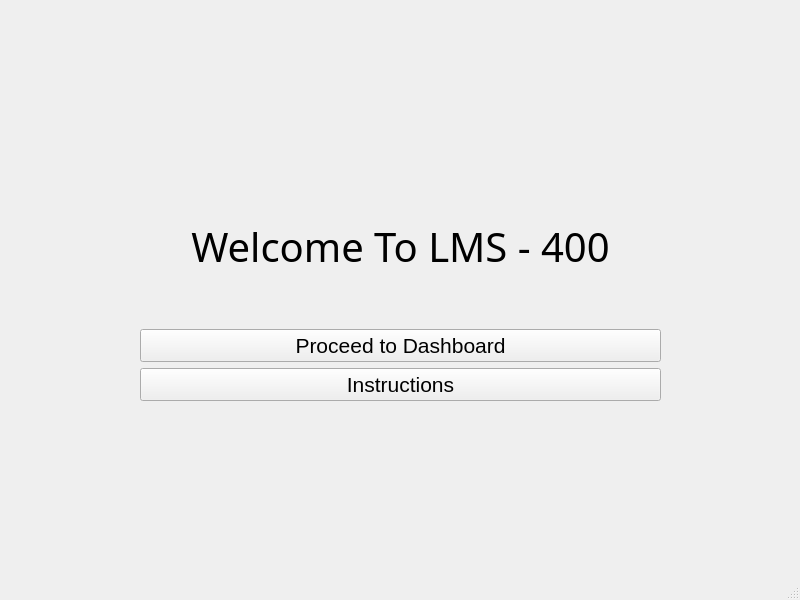
This is ui/Main Window.ui in amazinglySK/lms-400 as Qt 5 draws it before an edit. The edited form follows.
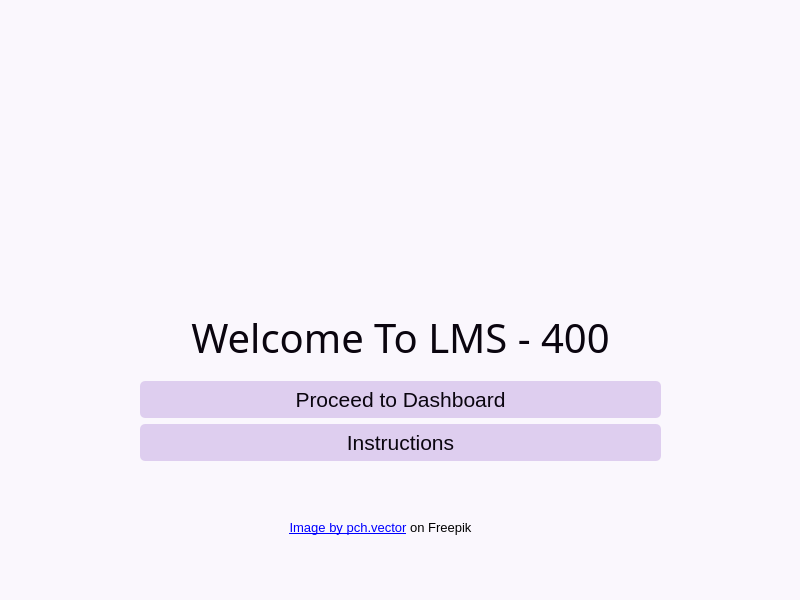
This is the edited form. Icons and pictures are not drawn.

Patch:
```diff
--- a/ui/Main Window.ui
+++ b/ui/Main Window.ui
@@ -19,14 +19,17 @@
   <property name="windowTitle">
    <string>LMS - 400</string>
   </property>
+  <property name="styleSheet">
+   <string notr="true">background-color : #faf7fd; </string>
+  </property>
   <widget class="QWidget" name="centralwidget">
    <widget class="QWidget" name="layoutWidget">
     <property name="geometry">
      <rect>
       <x>140</x>
-      <y>170</y>
+      <y>300</y>
       <width>521</width>
-      <height>231</height>
+      <height>161</height>
      </rect>
     </property>
     <layout class="QVBoxLayout" name="verticalLayout">
@@ -38,6 +41,9 @@
          <pointsize>30</pointsize>
         </font>
        </property>
+       <property name="styleSheet">
+        <string notr="true">color : #0a050f</string>
+       </property>
        <property name="text">
         <string>Welcome To LMS - 400</string>
        </property>
@@ -68,6 +74,9 @@
          <pointsize>16</pointsize>
         </font>
        </property>
+       <property name="styleSheet">
+        <string notr="true">color : #0a050f; border : none; border-radius : 5px; background-color : #deceef; padding : 6px 0;</string>
+       </property>
        <property name="text">
         <string>Proceed to Dashboard</string>
        </property>
@@ -95,6 +104,9 @@
          <pointsize>16</pointsize>
         </font>
        </property>
+       <property name="styleSheet">
+        <string notr="true">color : #0a050f; border : none; border-radius : 5px; background-color : #deceef; padding : 6px 0;</string>
+       </property>
        <property name="text">
         <string>Instructions</string>
        </property>
@@ -102,6 +114,50 @@
      </item>
     </layout>
    </widget>
+   <widget class="QLabel" name="label">
+    <property name="geometry">
+     <rect>
+      <x>170</x>
+      <y>70</y>
+      <width>471</width>
+      <height>211</height>
+     </rect>
+    </property>
+    <property name="text">
+     <string/>
+    </property>
+    <property name="pixmap">
+     <pixmap>../assets/6607.jpg</pixmap>
+    </property>
+    <property name="scaledContents">
+     <bool>true</bool>
+    </property>
+   </widget>
+   <widget class="QLabel" name="label_2">
+    <property name="geometry">
+     <rect>
+      <x>280</x>
+      <y>520</y>
+      <width>201</width>
+      <height>16</height>
+     </rect>
+    </property>
+    <property name="font">
+     <font>
+      <family>Arial</family>
+      <pointsize>10</pointsize>
+     </font>
+    </property>
+    <property name="text">
+     <string>&lt;a href=&quot;https://www.freepik.com/free-vector/people-library-flat-vector-illustration_9176169.htm#query=library%20svg&amp;position=6&amp;from_view=keyword&amp;track=ais&quot;&gt;Image by pch.vector&lt;/a&gt; on Freepik</string>
+    </property>
+    <property name="alignment">
+     <set>Qt::AlignCenter</set>
+    </property>
+    <property name="openExternalLinks">
+     <bool>true</bool>
+    </property>
+   </widget>
   </widget>
   <widget class="QStatusBar" name="statusbar"/>
  </widget>
```
